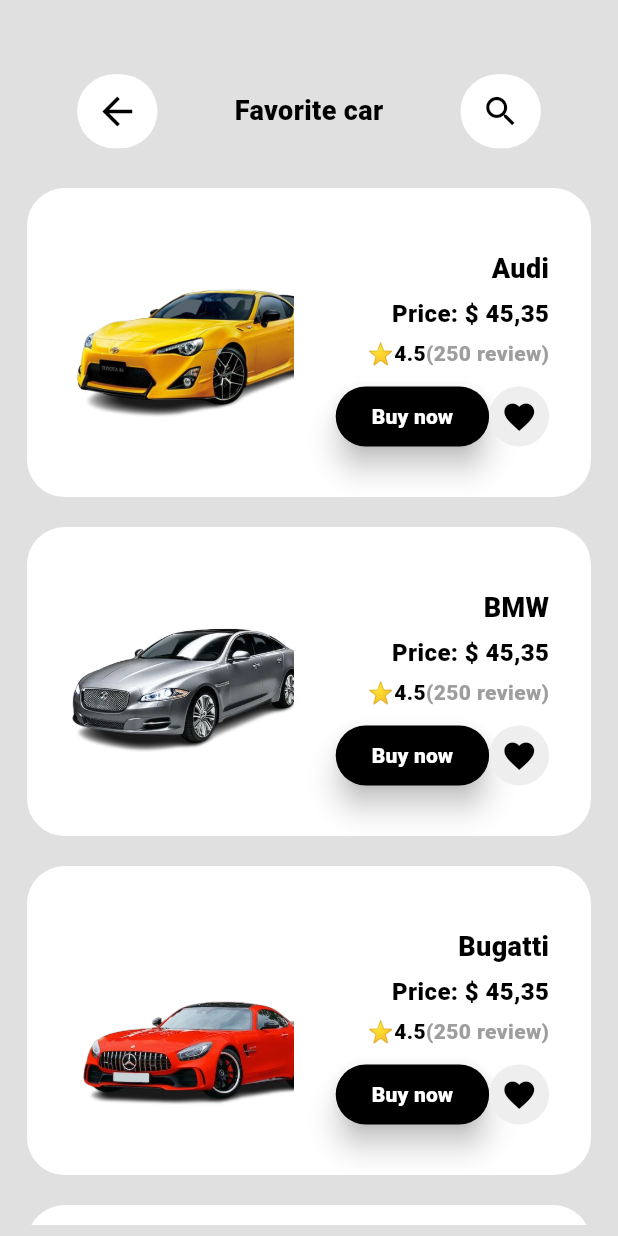
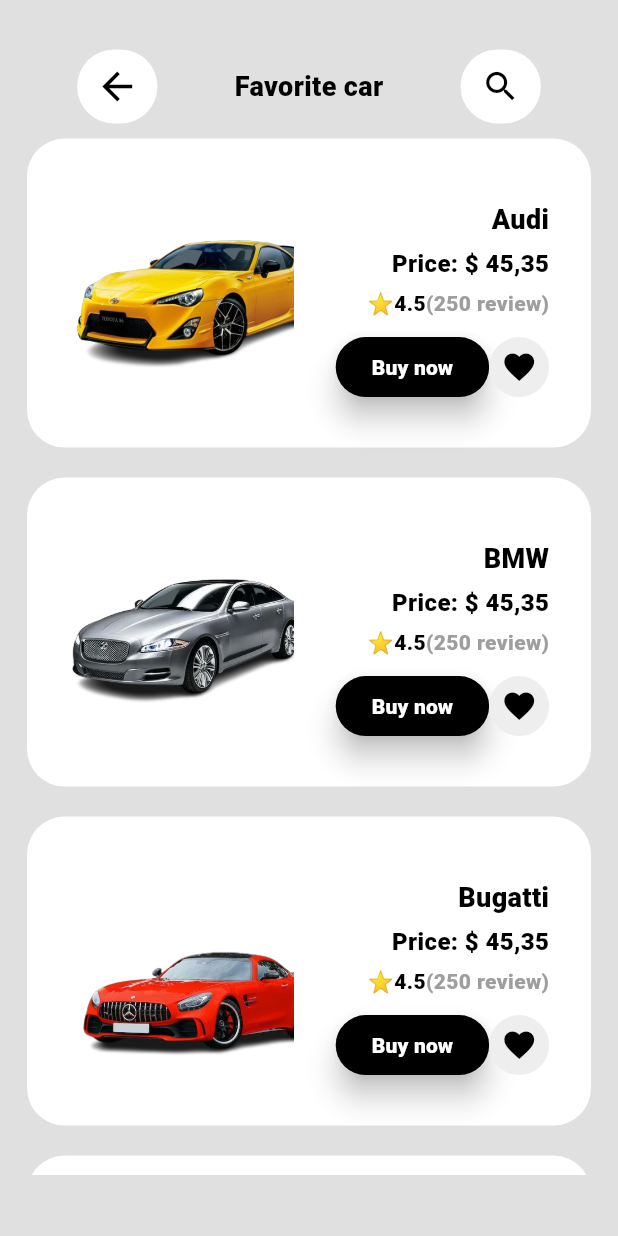
Before and after one commit to Divyanshu050303/carselling, a Flutter app: the Favorite widget shown alone on an empty page, opened directly, on a phone screen of 412 x 824 dp. Run offline on Flutter 3.47's test engine with Material 3 defaults, Android fonts, the phone set to English and light mode, and no system bars; our stand-ins replace carousel_slider; missing offline and left inert: dart:ffi.

Commit message:
remove the extra sized box

```diff
--- a/lib/feature/favorite/screen/favorite.dart
+++ b/lib/feature/favorite/screen/favorite.dart
@@ -19,14 +19,14 @@
       width: double.infinity,
       height: double.infinity,
       color: Colors.grey.shade300,
-      child: Column(
-        children: [
-          SizedBox(height: mediaQueryData.size.height*0.06,),
-          const AppBarFav(),
-          SizedBox(height: mediaQueryData.size.width*0.04,),
-          const FavoriteCard()
-
-        ],
+      child: SingleChildScrollView(
+        child: Column(
+          children: [
+            SizedBox(height: mediaQueryData.size.height*0.04,),
+            const AppBarFav(),
+            const FavoriteCard()
+          ],
+        ),
       ),
     );
   }
```
